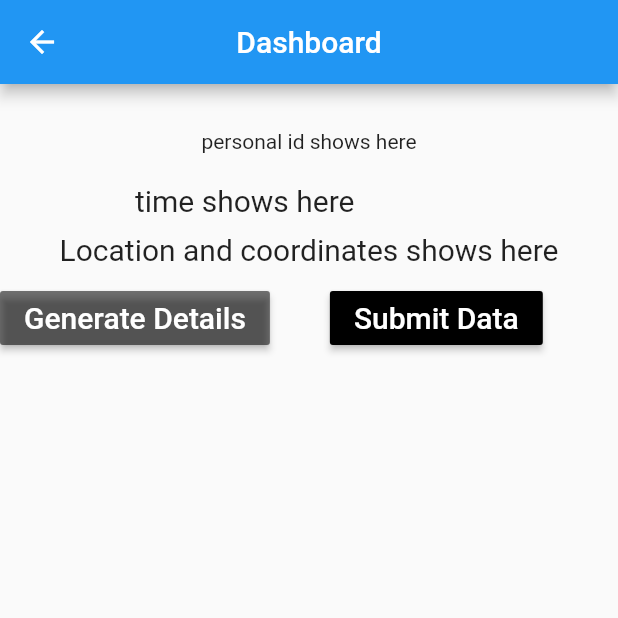
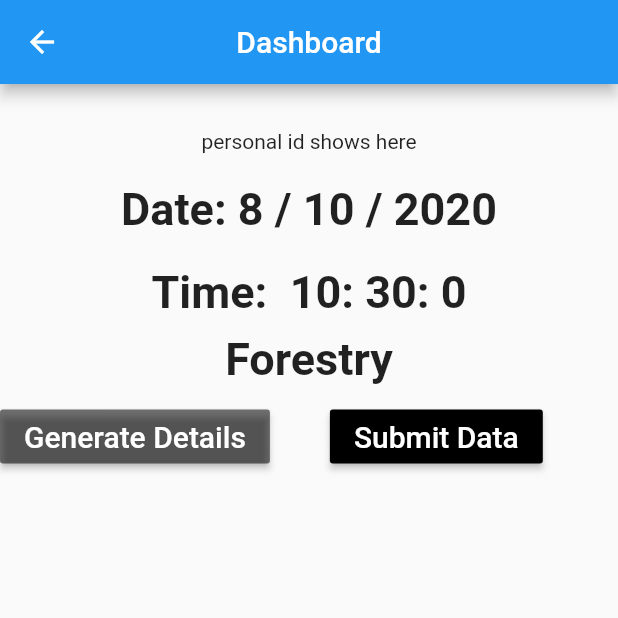
Before and after one commit to ZakariaRahim/attendance, a Flutter app: the screen it shows after launch, after a tap on "Sign in", on a phone screen of 412 x 824 dp, the top half of it. Run offline on Flutter 3.47's test engine with Material 2 defaults, Android fonts, the phone set to English and light mode, and no system bars.

Commit message:
'added dashboard and registration screens'

```diff
--- a/lib/dash.dart
+++ b/lib/dash.dart
@@ -4,6 +4,7 @@ import 'package:flutter/material.dart';
 
 class Mydash extends StatefulWidget {
   static const String id='dash';
+
   @override
   _MydashState createState() => _MydashState();
 }
@@ -11,6 +12,7 @@ class Mydash extends StatefulWidget {
 class _MydashState extends State<Mydash> {
   @override
   Widget build(BuildContext context) {
+
     return Container(
 
     child:  Scaffold(
@@ -27,23 +29,28 @@ class _MydashState extends State<Mydash> {
             SizedBox(
               height: 20.0,
             ),
-            Row(
-              children: [
-              // Text('Date shows here',
-              //   style: TextStyle(fontSize: 20.0),
-              // ),
-              SizedBox(
-                width: 90.0,
+            Text('Date: ${now.day} / ${now.month} / ${now.year}',
+              style: TextStyle(fontSize: 30.0,
+                  fontWeight: FontWeight.bold
               ),
-              Text('time shows here',
-                style: TextStyle(fontSize: 20.0),),
-            ],
+            ),
+            SizedBox(
+              height: 20.0,
+            ),
+            Text('Time:  ${now.hour}: ${now.minute}: ${now.second}',
+              style: TextStyle(fontSize: 30.0,
+               fontWeight: FontWeight.bold
+              ),
             ),
               SizedBox(
                 height: 10.0,
             ),
-            Text('Location and coordinates shows here',
-              style: TextStyle(fontSize: 20.0),),
+            Text('Forestry',
+                // Location shows here
+              style: TextStyle(fontSize: 30.0,
+                  fontWeight: FontWeight.bold
+              ),
+            ),
 
             SizedBox(
               height: 10.0,
@@ -81,15 +88,11 @@ class _MydashState extends State<Mydash> {
           ],
         ),
       ),
-    ),)
-    ;
+    ),
+    );
 
   }
+  DateTime now=new DateTime.now();
+
+
 }
-
-class _mydate{
-  String date1(){
-    var date=new DateTime.now();
-    return date1();
-  }
-}
--- a/lib/main.dart
+++ b/lib/main.dart
@@ -19,7 +19,7 @@ class MyApp extends StatelessWidget  {
         primarySwatch: Colors.blue,
         visualDensity: VisualDensity.adaptivePlatformDensity,
       ),
-      home: MyHomePage(),
+      home: Login(),
 
       // initialRoute:MyApp.id ,
       routes: {
@@ -35,9 +35,15 @@ class MyApp extends StatelessWidget  {
   }
 }
 
-class MyHomePage extends StatelessWidget {
+class Login extends StatefulWidget {
+  @override
+  _Login createState() => _Login();
+}
+
+class _Login extends State<Login> {
   @override
   Widget build(BuildContext context) {
+
     return Scaffold(
       appBar: AppBar(
         title: Text(
@@ -51,23 +57,7 @@ class MyHomePage extends StatelessWidget {
         width: 550.0,
         height: 590.0,
         color: Colors.black12,
-         child:Login(),
-
-        ),
-      );
-   }
-}
-
-class Login extends StatefulWidget {
-  @override
-  _Login createState() => _Login();
-}
-
-class _Login extends State<Login> {
-  @override
-  Widget build(BuildContext context) {
-
-    return  Card(
+        child: Card(
           elevation: 20.0,
           child: Column(
             children: [
@@ -141,6 +131,11 @@ class _Login extends State<Login> {
             ],
           ),
           //  if there are more to add, just copy and paste from here going.
+        ),
+
+      ),
     );
+
+
   }
 }
```
Lines whose indentation alone changed are shown as unchanged.
